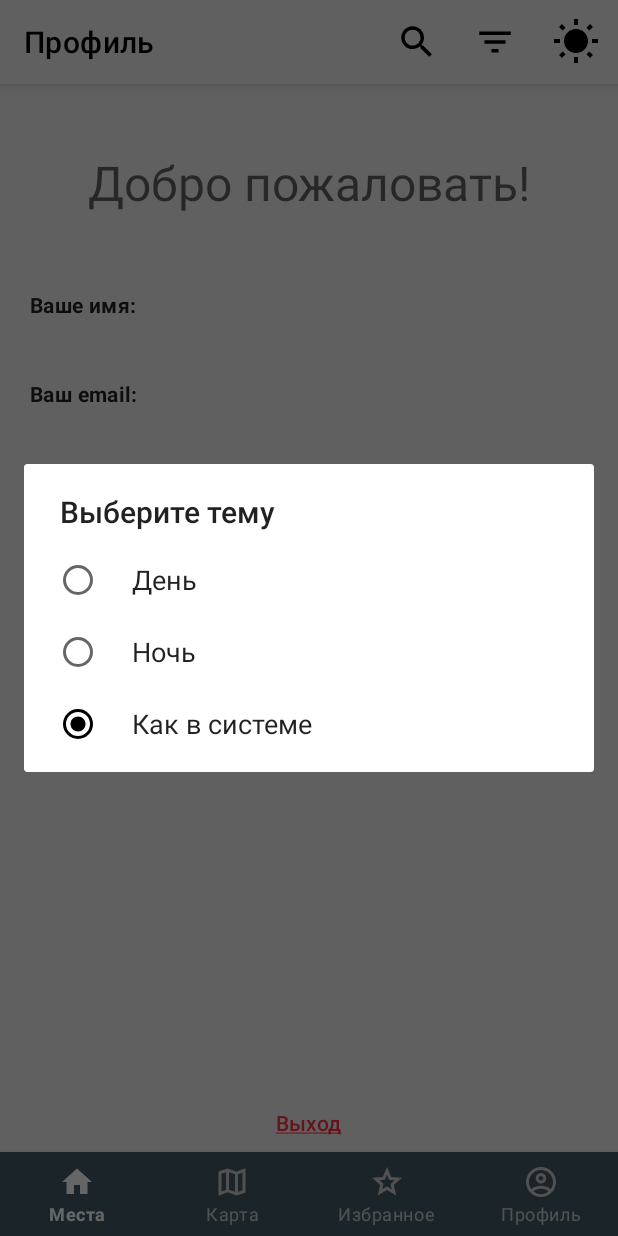
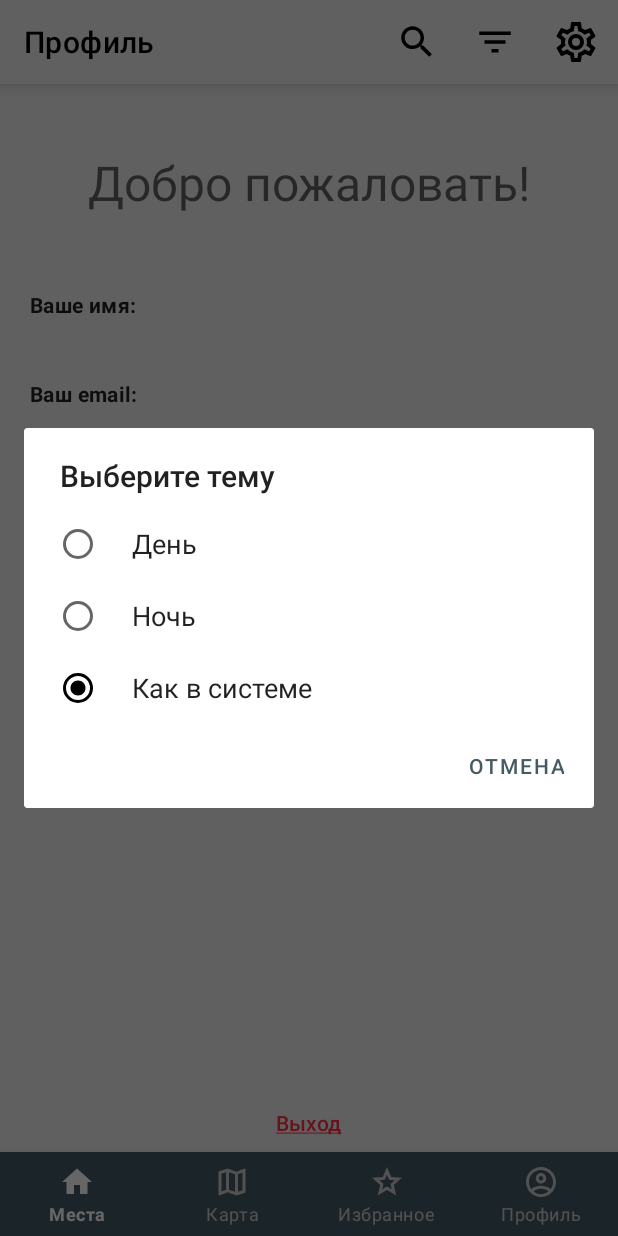
Before and after one commit to steeshock/StreetWorkout, an Android app: the fragment ProfileFragment placed in its activity, after a tap on "Добавить место", on a phone screen of 412 x 824 dp. Run offline under Robolectric (Android 15) with nearby library versions, the phone set to English and light mode, and no system bars; our stand-ins replace Dagger/Hilt's generated code, Firebase (no records; nobody signed in at launch, a user with empty details on screens opened directly), Room's generated code, navigation-ui; libraries missing offline, so code that uses them is left out: com.denzcoskun.imageslider, hu.akarnokd.rxjava3; 5 statements that could not run were skipped.

Commit message:
STREET-123 Исправлена иконка настроек

```diff
--- a/app/src/main/java/com/steeshock/streetworkout/presentation/views/ProfileFragment.kt
+++ b/app/src/main/java/com/steeshock/streetworkout/presentation/views/ProfileFragment.kt
@@ -257,6 +257,7 @@ class ProfileFragment : BaseFragment() {
     private fun showThemeChangeDialog() {
         getAlertDialogBuilder(
             title = getString(R.string.select_theme_dialog_title),
+            negativeText = getString(R.string.cancel_item),
         )
             .setSingleChoiceItems(
                 resources.getStringArray(R.array.themesSelector),
--- /dev/null
+++ b/design/src/main/res/drawable/ic_settings.xml
@@ -0,0 +1,4 @@
+<vector android:height="36dp" android:viewportHeight="24"
+    android:viewportWidth="24" android:width="36dp" xmlns:android="http://schemas.android.com/apk/res/android">
+    <path android:fillColor="#FF000000" android:pathData="M12,8A4,4 0,0 1,16 12A4,4 0,0 1,12 16A4,4 0,0 1,8 12A4,4 0,0 1,12 8M12,10A2,2 0,0 0,10 12A2,2 0,0 0,12 14A2,2 0,0 0,14 12A2,2 0,0 0,12 10M10,22C9.75,22 9.54,21.82 9.5,21.58L9.13,18.93C8.5,18.68 7.96,18.34 7.44,17.94L4.95,18.95C4.73,19.03 4.46,18.95 4.34,18.73L2.34,15.27C2.21,15.05 2.27,14.78 2.46,14.63L4.57,12.97L4.5,12L4.57,11L2.46,9.37C2.27,9.22 2.21,8.95 2.34,8.73L4.34,5.27C4.46,5.05 4.73,4.96 4.95,5.05L7.44,6.05C7.96,5.66 8.5,5.32 9.13,5.07L9.5,2.42C9.54,2.18 9.75,2 10,2H14C14.25,2 14.46,2.18 14.5,2.42L14.87,5.07C15.5,5.32 16.04,5.66 16.56,6.05L19.05,5.05C19.27,4.96 19.54,5.05 19.66,5.27L21.66,8.73C21.79,8.95 21.73,9.22 21.54,9.37L19.43,11L19.5,12L19.43,13L21.54,14.63C21.73,14.78 21.79,15.05 21.66,15.27L19.66,18.73C19.54,18.95 19.27,19.04 19.05,18.95L16.56,17.95C16.04,18.34 15.5,18.68 14.87,18.93L14.5,21.58C14.46,21.82 14.25,22 14,22H10M11.25,4L10.88,6.61C9.68,6.86 8.62,7.5 7.85,8.39L5.44,7.35L4.69,8.65L6.8,10.2C6.4,11.37 6.4,12.64 6.8,13.8L4.68,15.36L5.43,16.66L7.86,15.62C8.63,16.5 9.68,17.14 10.87,17.38L11.24,20H12.76L13.13,17.39C14.32,17.14 15.37,16.5 16.14,15.62L18.57,16.66L19.32,15.36L17.2,13.81C17.6,12.64 17.6,11.37 17.2,10.2L19.31,8.65L18.56,7.35L16.15,8.39C15.38,7.5 14.32,6.86 13.12,6.62L12.75,4H11.25Z"/>
+</vector>
--- a/design/src/main/res/drawable/ic_sunny.xml
+++ /dev/null
@@ -1,4 +0,0 @@
-<vector android:height="36dp" android:viewportHeight="48"
-    android:viewportWidth="48" android:width="36dp" xmlns:android="http://schemas.android.com/apk/res/android">
-    <path android:fillColor="#FF000000" android:pathData="M13.51,9.69l-3.58,-3.59 -2.83,2.83 3.59,3.59 2.82,-2.83zM8,21h-6v4h6v-4zM26,1.1h-4v5.9h4v-5.9zM40.9,8.93l-2.83,-2.83 -3.59,3.59 2.83,2.83 3.59,-3.59zM34.49,36.31l3.59,3.59 2.83,-2.83 -3.59,-3.59 -2.83,2.83zM40,21v4h6v-4h-6zM24,11c-6.63,0 -12,5.37 -12,12s5.37,12 12,12 12,-5.37 12,-12 -5.37,-12 -12,-12zM22,44.9h4v-5.9h-4v5.9zM7.1,37.07l2.83,2.83 3.59,-3.59 -2.83,-2.83 -3.59,3.59z"/>
-</vector>
--- a/design/src/main/res/menu/profile_menu.xml
+++ b/design/src/main/res/menu/profile_menu.xml
@@ -4,7 +4,7 @@
     xmlns:android="http://schemas.android.com/apk/res/android">
 
     <item android:id="@+id/action_change_theme"
-        android:icon="@drawable/ic_sunny"
+        android:icon="@drawable/ic_settings"
         android:title="@string/action_add_place"
         app:showAsAction="always"/>
 
```
